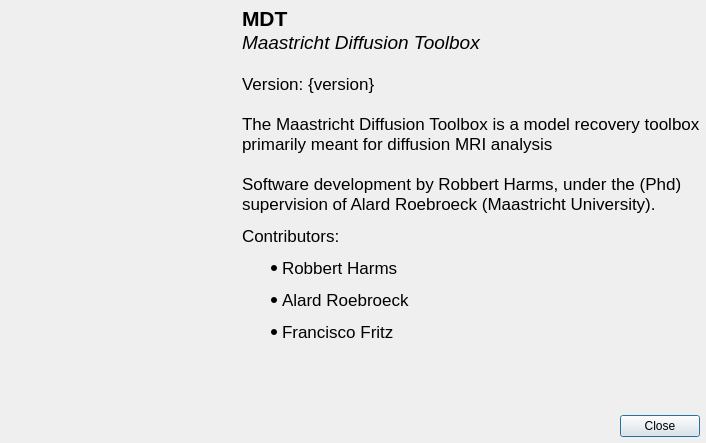
Old version of the form mdt/data/qt_designs/about_dialog.ui in the repository robbert-harms/MDT.
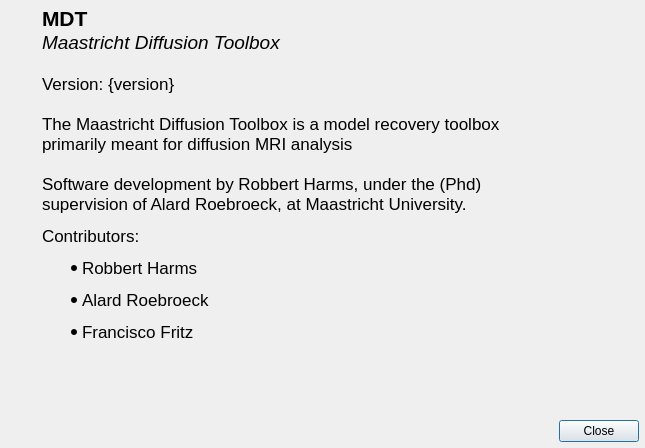
New version of the form. Icons and pictures are not drawn.

What changed in the file:
```diff
--- a/mdt/data/qt_designs/about_dialog.ui
+++ b/mdt/data/qt_designs/about_dialog.ui
@@ -6,8 +6,8 @@
    <rect>
     <x>0</x>
     <y>0</y>
-    <width>706</width>
-    <height>443</height>
+    <width>645</width>
+    <height>448</height>
    </rect>
   </property>
   <property name="windowTitle">
@@ -30,14 +30,17 @@
     <number>6</number>
    </property>
    <item>
-    <layout class="QHBoxLayout" name="horizontalLayout">
+    <layout class="QHBoxLayout" name="horizontalLayout" stretch="0,0,0">
      <property name="spacing">
       <number>0</number>
      </property>
      <item>
       <layout class="QVBoxLayout" name="verticalLayout_2">
+       <property name="spacing">
+        <number>0</number>
+       </property>
        <property name="rightMargin">
-        <number>14</number>
+        <number>16</number>
        </property>
        <item>
         <widget class="QLabel" name="label_2">
@@ -107,14 +110,14 @@
             <string>&lt;!DOCTYPE HTML PUBLIC &quot;-//W3C//DTD HTML 4.0//EN&quot; &quot;http://www.w3.org/TR/REC-html40/strict.dtd&quot;&gt;
 &lt;html&gt;&lt;head&gt;&lt;meta name=&quot;qrichtext&quot; content=&quot;1&quot; /&gt;&lt;style type=&quot;text/css&quot;&gt;
 p, li { white-space: pre-wrap; }
-&lt;/style&gt;&lt;/head&gt;&lt;body style=&quot; font-family:'Noto Sans'; font-size:13pt; font-weight:400; font-style:normal;&quot;&gt;
-&lt;p style=&quot; margin-top:12px; margin-bottom:12px; margin-left:0px; margin-right:0px; -qt-block-indent:0; text-indent:0px;&quot;&gt;Version: {version}&lt;/p&gt;
-&lt;p style=&quot; margin-top:20px; margin-bottom:12px; margin-left:0px; margin-right:0px; -qt-block-indent:0; text-indent:0px;&quot;&gt;The Maastricht Diffusion Toolbox is a model recovery toolbox primarily meant for diffusion MRI analysis&lt;/p&gt;
-&lt;p style=&quot; margin-top:20px; margin-bottom:12px; margin-left:0px; margin-right:0px; -qt-block-indent:0; text-indent:0px;&quot;&gt;Software development by Robbert Harms, under the (Phd) supervision of Alard Roebroeck (Maastricht University).&lt;/p&gt;
-&lt;p style=&quot; margin-top:12px; margin-bottom:12px; margin-left:0px; margin-right:0px; -qt-block-indent:0; text-indent:0px;&quot;&gt;Contributors:&lt;/p&gt;
-&lt;ul style=&quot;margin-top: 0px; margin-bottom: 0px; margin-left: 0px; margin-right: 0px; -qt-list-indent: 1;&quot;&gt;&lt;li style=&quot; margin-top:12px; margin-bottom:12px; margin-left:0px; margin-right:0px; -qt-block-indent:0; text-indent:0px;&quot;&gt;Robbert Harms&lt;/li&gt;
-&lt;li style=&quot; margin-top:12px; margin-bottom:12px; margin-left:0px; margin-right:0px; -qt-block-indent:0; text-indent:0px;&quot;&gt;Alard Roebroeck&lt;/li&gt;
-&lt;li style=&quot; margin-top:12px; margin-bottom:12px; margin-left:0px; margin-right:0px; -qt-block-indent:0; text-indent:0px;&quot;&gt;Francisco Fritz&lt;/li&gt;&lt;/ul&gt;&lt;/body&gt;&lt;/html&gt;</string>
+&lt;/style&gt;&lt;/head&gt;&lt;body style=&quot; font-family:'Droid Sans'; font-size:10pt; font-weight:400; font-style:normal;&quot;&gt;
+&lt;p style=&quot; margin-top:12px; margin-bottom:12px; margin-left:0px; margin-right:0px; -qt-block-indent:0; text-indent:0px;&quot;&gt;&lt;span style=&quot; font-family:'Noto Sans'; font-size:13pt;&quot;&gt;Version: {version}&lt;/span&gt;&lt;/p&gt;
+&lt;p style=&quot; margin-top:20px; margin-bottom:12px; margin-left:0px; margin-right:0px; -qt-block-indent:0; text-indent:0px;&quot;&gt;&lt;span style=&quot; font-family:'Noto Sans'; font-size:13pt;&quot;&gt;The Maastricht Diffusion Toolbox is a model recovery toolbox primarily meant for diffusion MRI analysis&lt;/span&gt;&lt;/p&gt;
+&lt;p style=&quot; margin-top:20px; margin-bottom:12px; margin-left:0px; margin-right:0px; -qt-block-indent:0; text-indent:0px;&quot;&gt;&lt;span style=&quot; font-family:'Noto Sans'; font-size:13pt;&quot;&gt;Software development by Robbert Harms, under the (Phd) supervision of Alard Roebroeck, at Maastricht University.&lt;/span&gt;&lt;/p&gt;
+&lt;p style=&quot; margin-top:12px; margin-bottom:12px; margin-left:0px; margin-right:0px; -qt-block-indent:0; text-indent:0px;&quot;&gt;&lt;span style=&quot; font-family:'Noto Sans'; font-size:13pt;&quot;&gt;Contributors:&lt;/span&gt;&lt;/p&gt;
+&lt;ul style=&quot;margin-top: 0px; margin-bottom: 0px; margin-left: 0px; margin-right: 0px; -qt-list-indent: 1;&quot;&gt;&lt;li style=&quot; font-family:'Noto Sans'; font-size:13pt;&quot; style=&quot; margin-top:12px; margin-bottom:12px; margin-left:0px; margin-right:0px; -qt-block-indent:0; text-indent:0px;&quot;&gt;Robbert Harms&lt;/li&gt;
+&lt;li style=&quot; font-family:'Noto Sans'; font-size:13pt;&quot; style=&quot; margin-top:12px; margin-bottom:12px; margin-left:0px; margin-right:0px; -qt-block-indent:0; text-indent:0px;&quot;&gt;Alard Roebroeck&lt;/li&gt;
+&lt;li style=&quot; font-family:'Noto Sans'; font-size:13pt;&quot; style=&quot; margin-top:12px; margin-bottom:12px; margin-left:0px; margin-right:0px; -qt-block-indent:0; text-indent:0px;&quot;&gt;Francisco Fritz&lt;/li&gt;&lt;/ul&gt;&lt;/body&gt;&lt;/html&gt;</string>
            </property>
            <property name="textFormat">
             <enum>Qt::RichText</enum>
@@ -141,6 +144,19 @@
        </item>
       </layout>
      </item>
+     <item>
+      <spacer name="horizontalSpacer">
+       <property name="orientation">
+        <enum>Qt::Horizontal</enum>
+       </property>
+       <property name="sizeHint" stdset="0">
+        <size>
+         <width>40</width>
+         <height>20</height>
+        </size>
+       </property>
+      </spacer>
+     </item>
     </layout>
    </item>
    <item>
```
